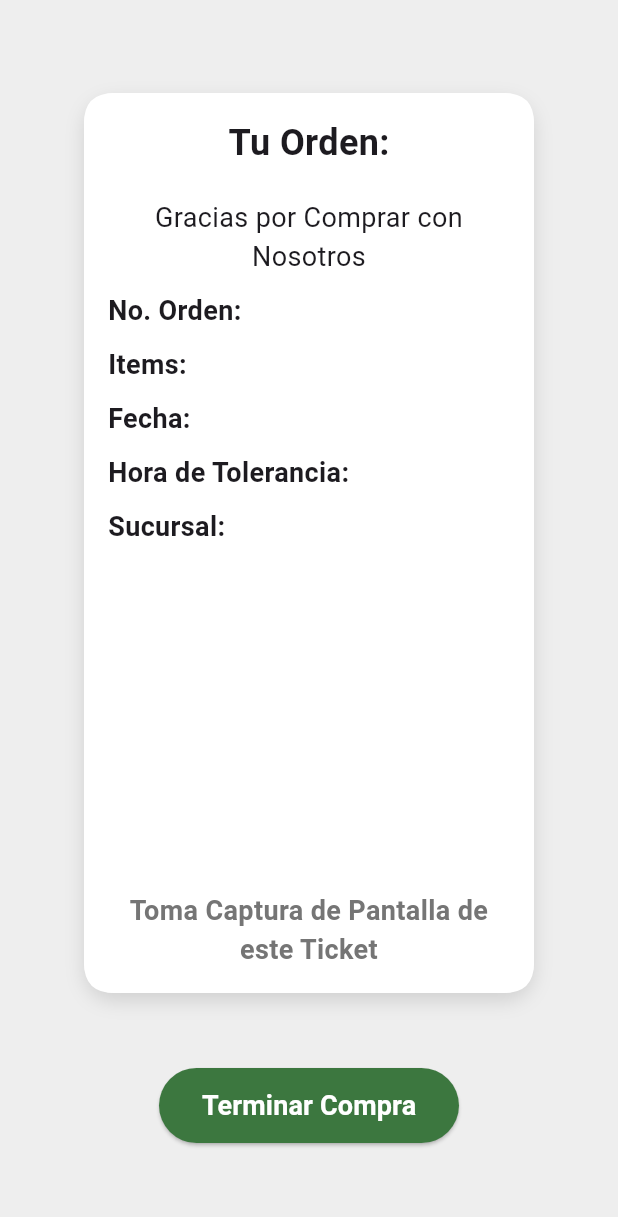
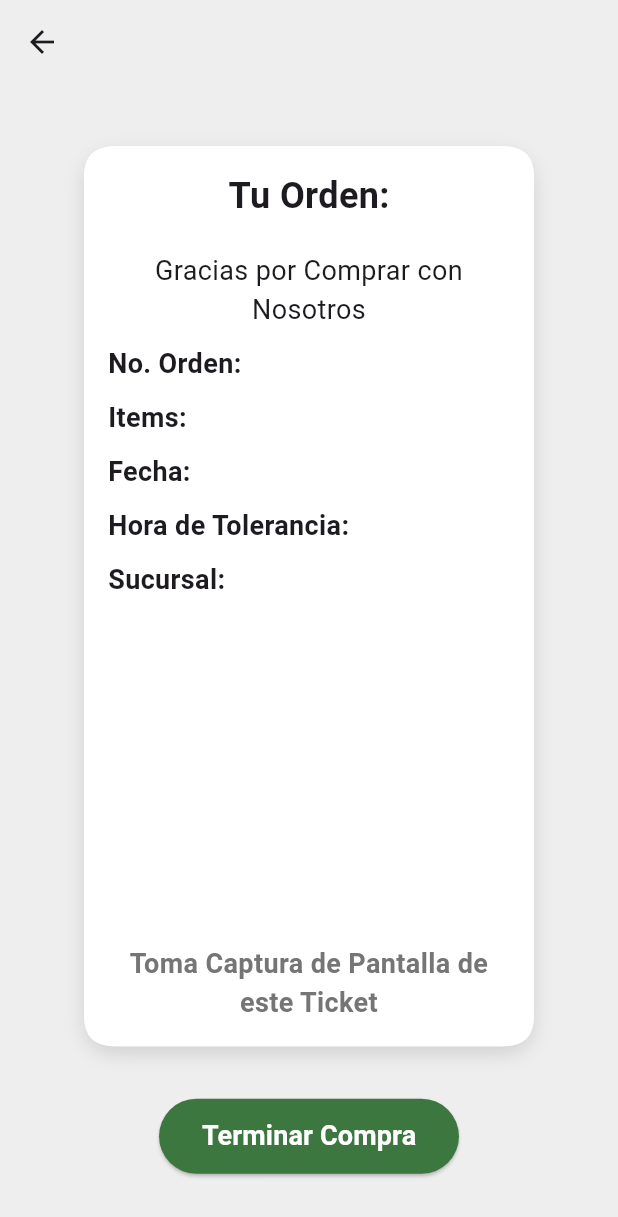
Before and after one commit to angelHerreraP/App_Pedidos, a Flutter app: the TicketFinal screen opened directly, on a phone screen of 412 x 824 dp. Shown: the top 1217 px of the screen. Run offline on Flutter 3.47's test engine with Material 3 defaults, Android fonts, the phone set to English and light mode, and no system bars; our stand-ins replace supabase_flutter; accounts and stored records are empty.

Commit message:
el ticket permite regresar si su orden no es la completa

```diff
--- a/pedidos_app/lib/Ticket.dart
+++ b/pedidos_app/lib/Ticket.dart
@@ -10,6 +10,10 @@ class _TicketFinalState extends State<TicketFinal> {
   @override
   Widget build(BuildContext context) {
     return Scaffold(
+      appBar: AppBar(
+        leading: BackButton(),
+        backgroundColor: Colors.grey[200], // Fondo gris para resaltar el ticket
+      ),
       backgroundColor: Colors.grey[200], // Fondo gris para resaltar el ticket
       body: Center(
         child: Column(
@@ -116,7 +120,7 @@ class _TicketFinalState extends State<TicketFinal> {
                 ),
               ),
             ),
-            SizedBox(height: 50.0), // Espacio entre el ticket y el botón
+            SizedBox(height: 35.0), // Espacio entre el ticket y el botón
             ElevatedButton(
               onPressed: () {
                 Navigator.push(
--- a/pedidos_app/lib/menu.dart
+++ b/pedidos_app/lib/menu.dart
@@ -151,6 +151,7 @@ class _Button extends StatelessWidget {
   }
 }
 
+//Cosas de Supabase
 //import 'package:supabase_flutter/supabase_flutter.dart';
 //
 //  await Supabase.initialize(
```
Also changed, not shown: pedidos_app/lib/main.dart (+7 -0 lines).
